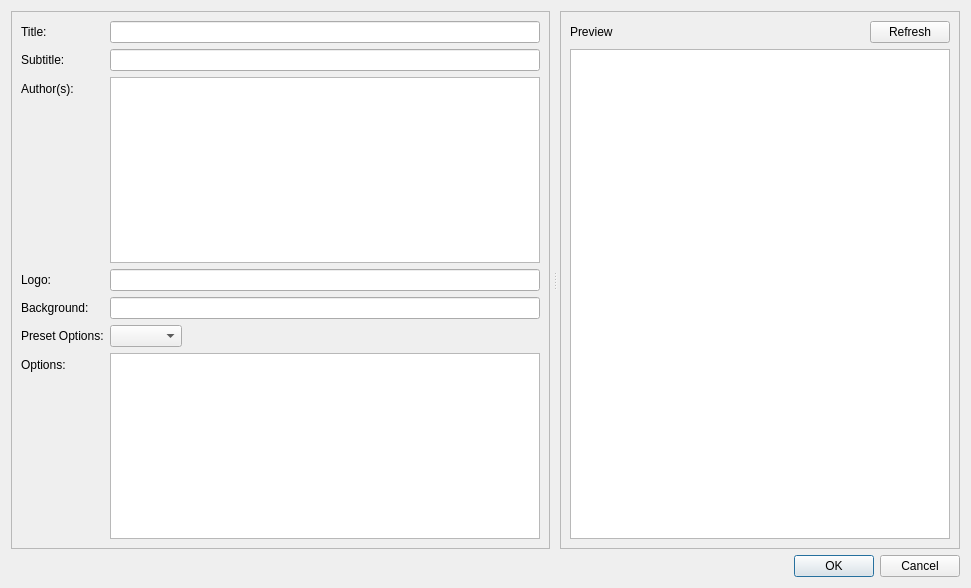
This is gui/FrontMatter/FrontMatterWidget.ui in acroper/BeamerQt as Qt 5 draws it before an edit. The edited form follows.
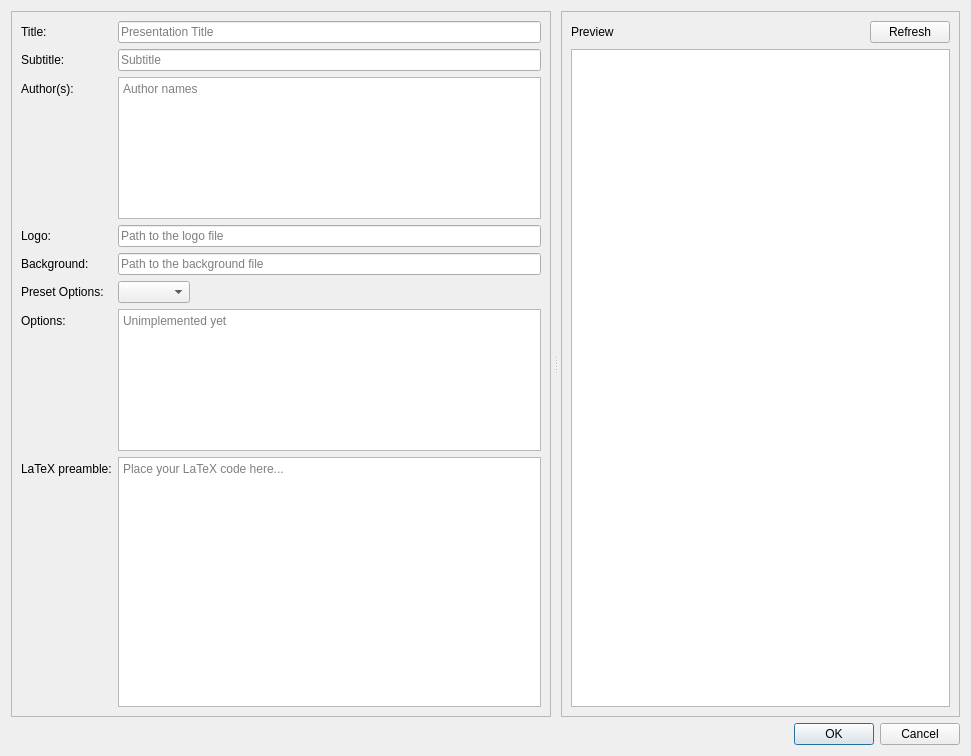
This is the edited form.

Commit message: About widget added, frontmatter updated

```diff
--- a/gui/FrontMatter/FrontMatterWidget.ui
+++ b/gui/FrontMatter/FrontMatterWidget.ui
@@ -7,7 +7,7 @@
     <x>0</x>
     <y>0</y>
     <width>971</width>
-    <height>588</height>
+    <height>756</height>
    </rect>
   </property>
   <property name="windowTitle">
@@ -43,7 +43,11 @@
           </widget>
          </item>
          <item row="0" column="1">
-          <widget class="QLineEdit" name="Title"/>
+          <widget class="QLineEdit" name="Title">
+           <property name="placeholderText">
+            <string>Presentation Title</string>
+           </property>
+          </widget>
          </item>
          <item row="1" column="0">
           <widget class="QLabel" name="label_3">
@@ -53,7 +57,11 @@
           </widget>
          </item>
          <item row="1" column="1">
-          <widget class="QLineEdit" name="Subtitle"/>
+          <widget class="QLineEdit" name="Subtitle">
+           <property name="placeholderText">
+            <string>Subtitle</string>
+           </property>
+          </widget>
          </item>
          <item row="2" column="0">
           <widget class="QLabel" name="label_4">
@@ -63,7 +71,11 @@
           </widget>
          </item>
          <item row="2" column="1">
-          <widget class="QPlainTextEdit" name="Authors"/>
+          <widget class="QPlainTextEdit" name="Authors">
+           <property name="placeholderText">
+            <string>Author names</string>
+           </property>
+          </widget>
          </item>
          <item row="3" column="0">
           <widget class="QLabel" name="label_5">
@@ -73,7 +85,11 @@
           </widget>
          </item>
          <item row="3" column="1">
-          <widget class="QLineEdit" name="Logo"/>
+          <widget class="QLineEdit" name="Logo">
+           <property name="placeholderText">
+            <string>Path to the logo file</string>
+           </property>
+          </widget>
          </item>
          <item row="4" column="0">
           <widget class="QLabel" name="label_6">
@@ -83,7 +99,11 @@
           </widget>
          </item>
          <item row="4" column="1">
-          <widget class="QLineEdit" name="Background"/>
+          <widget class="QLineEdit" name="Background">
+           <property name="placeholderText">
+            <string>Path to the background file</string>
+           </property>
+          </widget>
          </item>
          <item row="6" column="0">
           <widget class="QLabel" name="label_7">
@@ -93,7 +113,11 @@
           </widget>
          </item>
          <item row="6" column="1">
-          <widget class="QPlainTextEdit" name="Options"/>
+          <widget class="QPlainTextEdit" name="Options">
+           <property name="placeholderText">
+            <string>Unimplemented yet</string>
+           </property>
+          </widget>
          </item>
          <item row="5" column="0">
           <widget class="QLabel" name="label_8">
@@ -122,6 +146,26 @@
            </item>
           </layout>
          </item>
+         <item row="7" column="0">
+          <widget class="QLabel" name="label_9">
+           <property name="text">
+            <string>LaTeX preamble:</string>
+           </property>
+          </widget>
+         </item>
+         <item row="7" column="1">
+          <widget class="QPlainTextEdit" name="preambleText">
+           <property name="minimumSize">
+            <size>
+             <width>0</width>
+             <height>250</height>
+            </size>
+           </property>
+           <property name="placeholderText">
+            <string>Place your LaTeX code here...</string>
+           </property>
+          </widget>
+         </item>
         </layout>
        </item>
       </layout>
```
The commit also changes 1 other file.
